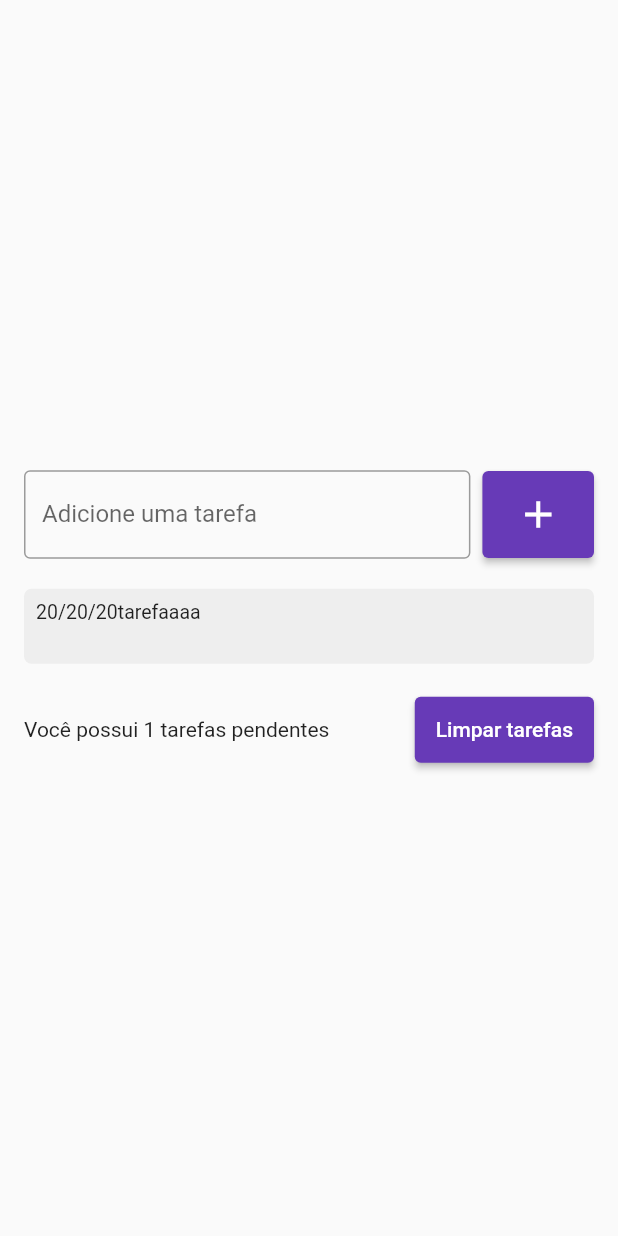
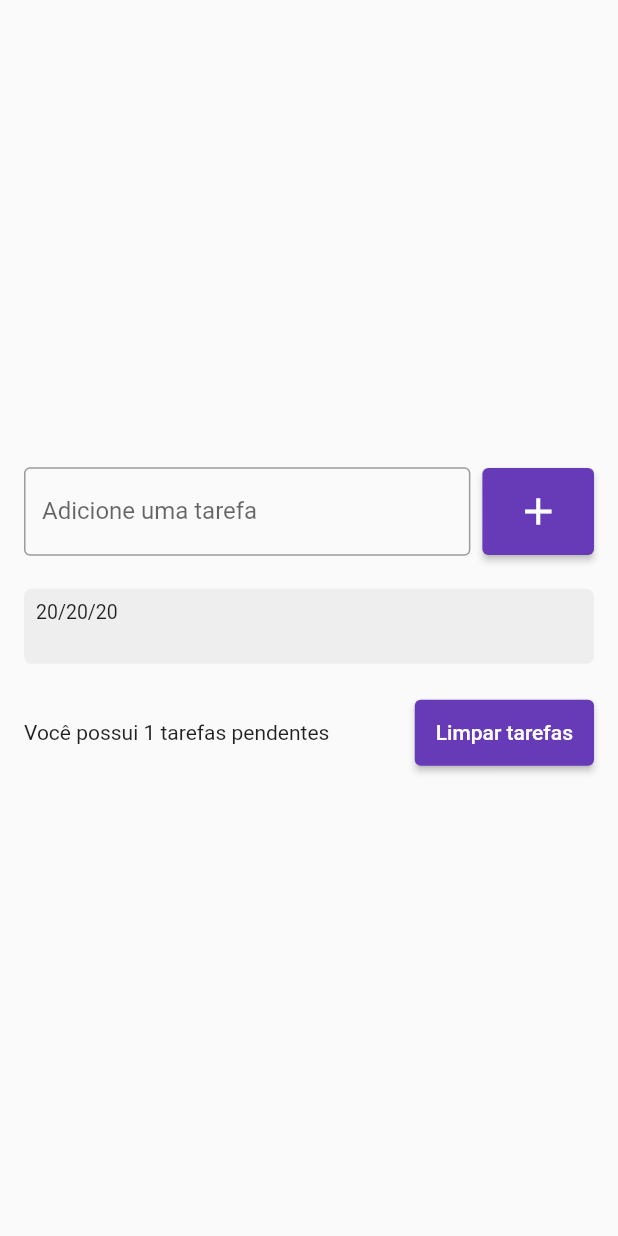
Before and after one commit to brunoalksouza/todo_app_flutter, a Flutter app: the screen it shows after launch, after a tap on the "add" icon, on a phone screen of 412 x 824 dp. Run offline on Flutter 3.47's test engine with Material 2 defaults, Android fonts, the light colour scheme and no system bars.

Commit message:
padding todos

```diff
--- a/lib/pages/todo_list_page.dart
+++ b/lib/pages/todo_list_page.dart
@@ -1,3 +1,5 @@
+import 'dart:math';
+
 import 'package:flutter/material.dart';
 import 'package:flutter/rendering.dart';
 import 'package:task_list_flutter/widgets/todo_list_item.dart';
--- a/lib/widgets/todo_list_item.dart
+++ b/lib/widgets/todo_list_item.dart
@@ -8,6 +8,7 @@ class TodoListItem extends StatelessWidget {
   @override
   Widget build(BuildContext context) {
     return Container(
+      margin: const EdgeInsets.symmetric(vertical: 2),
       decoration: BoxDecoration(
         borderRadius: BorderRadius.circular(5),
         color: Colors.grey[200],
@@ -23,10 +24,6 @@ class TodoListItem extends StatelessWidget {
                   '20/20/20',
                   style: TextStyle(fontSize: 13),
                 ),
-                Text(
-                  'tarefaaaa',
-                  style: TextStyle(fontSize: 13),
-                ),
               ],
             ),
             Text(
```
